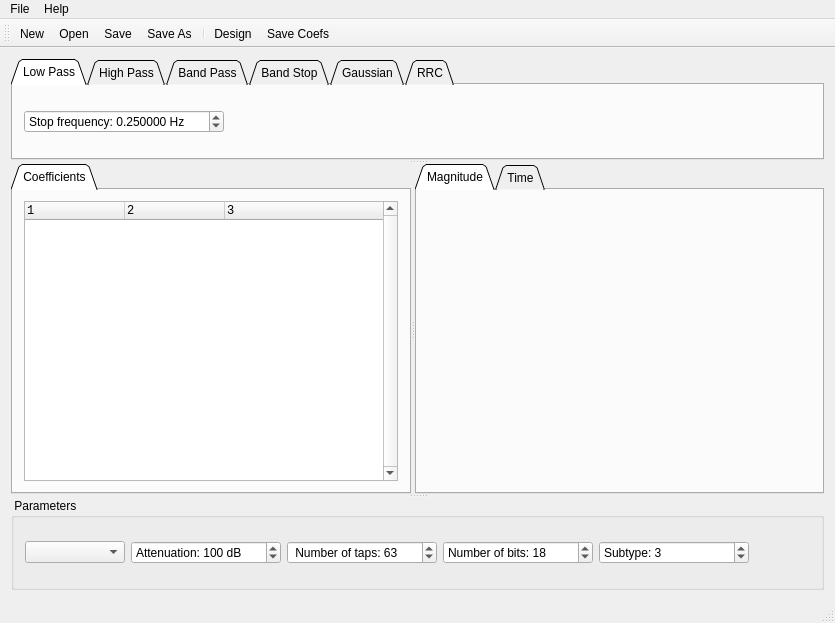
Above: mainwindow.ui from gbrault/firtool before the change. Below: the same form after it.
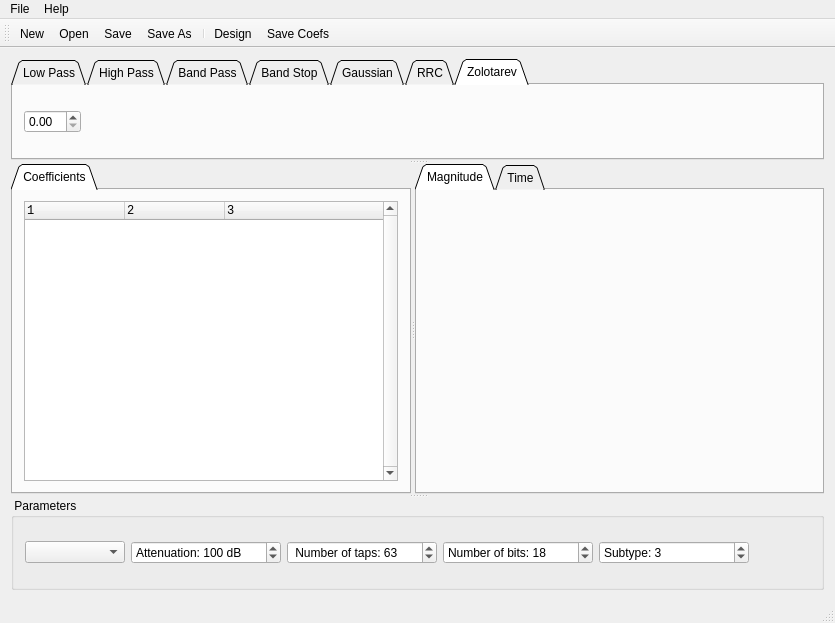
That is the form after the change. Icons and pictures are not drawn.

Commit message: added zolotarev added remez

Diff of the .ui file:
```diff
--- a/mainwindow.ui
+++ b/mainwindow.ui
@@ -41,7 +41,7 @@
          <enum>QTabWidget::Triangular</enum>
         </property>
         <property name="currentIndex">
-         <number>0</number>
+         <number>6</number>
         </property>
         <widget class="QWidget" name="tsbLP">
          <attribute name="title">
@@ -473,6 +473,29 @@
           </item>
          </layout>
         </widget>
+        <widget class="QWidget" name="tsbZolot">
+         <attribute name="title">
+          <string>Zolotarev</string>
+         </attribute>
+         <layout class="QHBoxLayout" name="horizontalLayout">
+          <item>
+           <widget class="QDoubleSpinBox" name="dsbZolot"/>
+          </item>
+          <item>
+           <spacer name="horizontalSpacer_8">
+            <property name="orientation">
+             <enum>Qt::Horizontal</enum>
+            </property>
+            <property name="sizeHint" stdset="0">
+             <size>
+              <width>40</width>
+              <height>20</height>
+             </size>
+            </property>
+           </spacer>
+          </item>
+         </layout>
+        </widget>
        </widget>
       </widget>
       <widget class="QSplitter" name="hSplitterMain">
```
Left out of the diff: 4 changed lines with no effect on the pictures. The commit also changes 13 other files.
